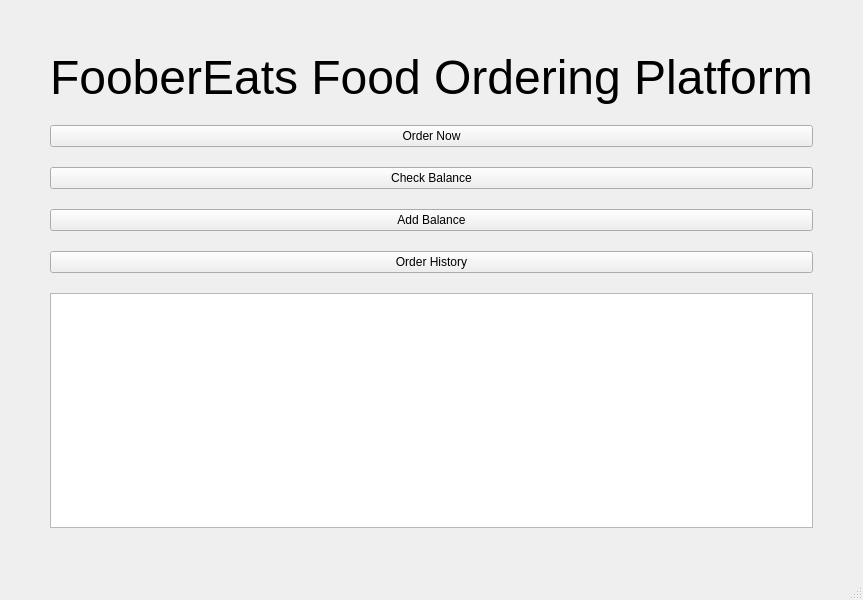
Before: the Qt Designer form FoodOrderingApp/homepage.ui in xyang2316/OOP-project, drawn with Qt 5.
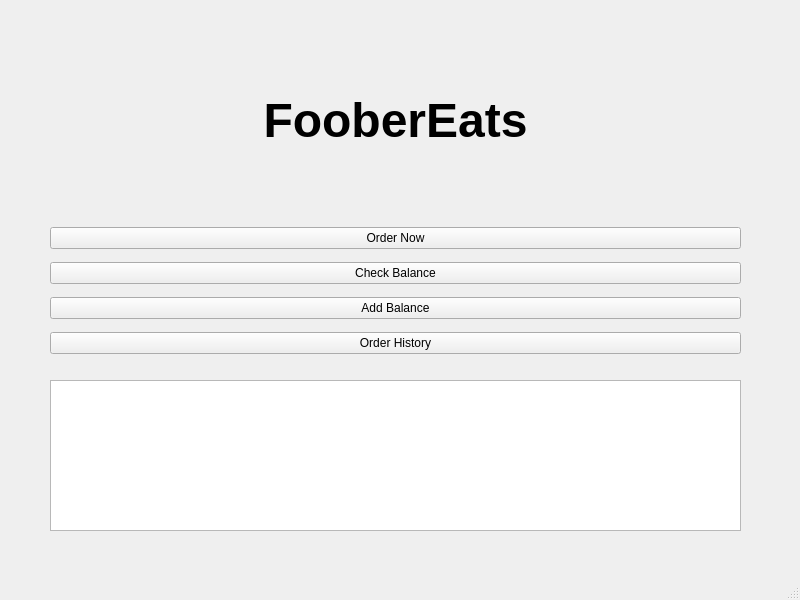
After: the same form once the commit is applied.

The edit to the form file:
```diff
--- a/FoodOrderingApp/homepage.ui
+++ b/FoodOrderingApp/homepage.ui
@@ -14,40 +14,51 @@
    <string>MainWindow</string>
   </property>
   <widget class="QWidget" name="centralwidget">
-   <layout class="QVBoxLayout" name="verticalLayout" stretch="0,0,0,0,0,0">
-    <property name="spacing">
-     <number>20</number>
-    </property>
-    <property name="sizeConstraint">
-     <enum>QLayout::SetDefaultConstraint</enum>
-    </property>
-    <property name="leftMargin">
-     <number>50</number>
-    </property>
-    <property name="topMargin">
-     <number>50</number>
-    </property>
-    <property name="rightMargin">
-     <number>50</number>
-    </property>
-    <property name="bottomMargin">
-     <number>50</number>
-    </property>
-    <item>
      <widget class="QLabel" name="label">
+    <property name="geometry">
+     <rect>
+      <x>220</x>
+      <y>70</y>
+      <width>351</width>
+      <height>101</height>
+     </rect>
+    </property>
       <property name="font">
        <font>
         <pointsize>36</pointsize>
+      <bold>true</bold>
        </font>
       </property>
       <property name="text">
-       <string>FooberEats Food Ordering Platform</string>
+     <string>FooberEats</string>
       </property>
       <property name="scaledContents">
        <bool>false</bool>
       </property>
-     </widget>
-    </item>
+    <property name="alignment">
+     <set>Qt::AlignCenter</set>
+    </property>
+   </widget>
+   <widget class="QTableView" name="tableViewOrders">
+    <property name="geometry">
+     <rect>
+      <x>50</x>
+      <y>380</y>
+      <width>691</width>
+      <height>151</height>
+     </rect>
+    </property>
+   </widget>
+   <widget class="QWidget" name="">
+    <property name="geometry">
+     <rect>
+      <x>50</x>
+      <y>220</y>
+      <width>691</width>
+      <height>141</height>
+     </rect>
+    </property>
+    <layout class="QVBoxLayout" name="verticalLayout">
     <item>
      <widget class="QPushButton" name="pushButton_orderNow">
       <property name="text">
@@ -79,10 +90,8 @@
       </property>
      </widget>
     </item>
-    <item>
-     <widget class="QTableView" name="tableViewOrders"/>
-    </item>
-   </layout>
+    </layout>
+   </widget>
   </widget>
   <widget class="QMenuBar" name="menubar">
    <property name="geometry">
```
Left out of the diff: 2 changed lines with no effect on the pictures. Lines whose indentation alone changed are shown as unchanged.
